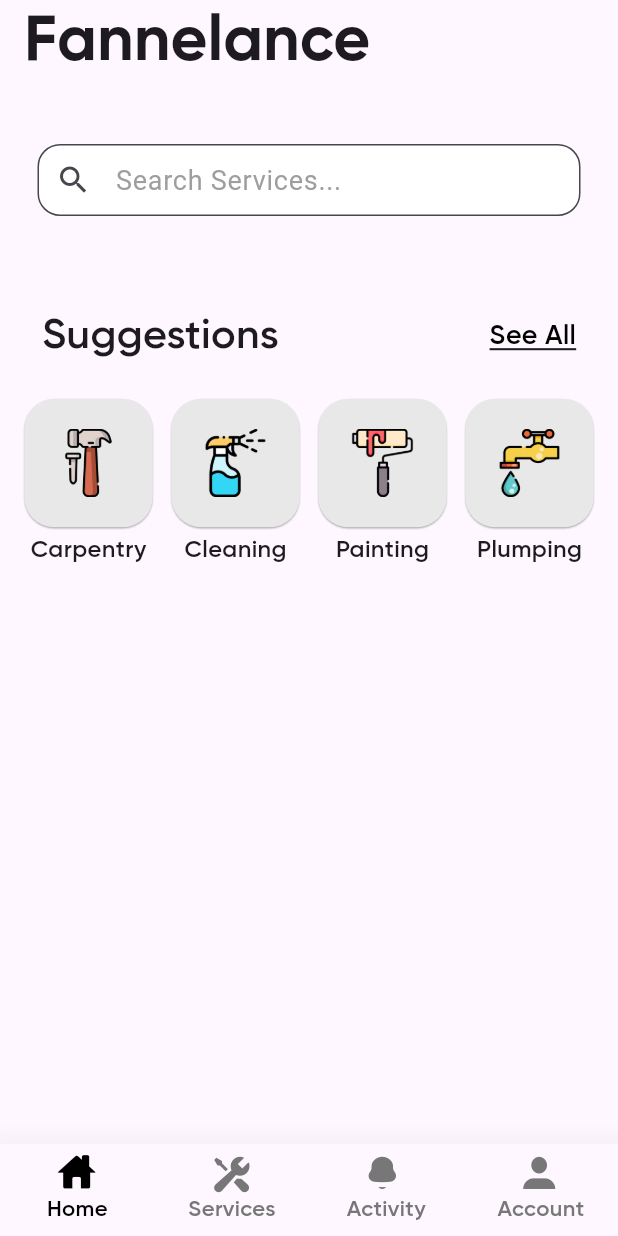
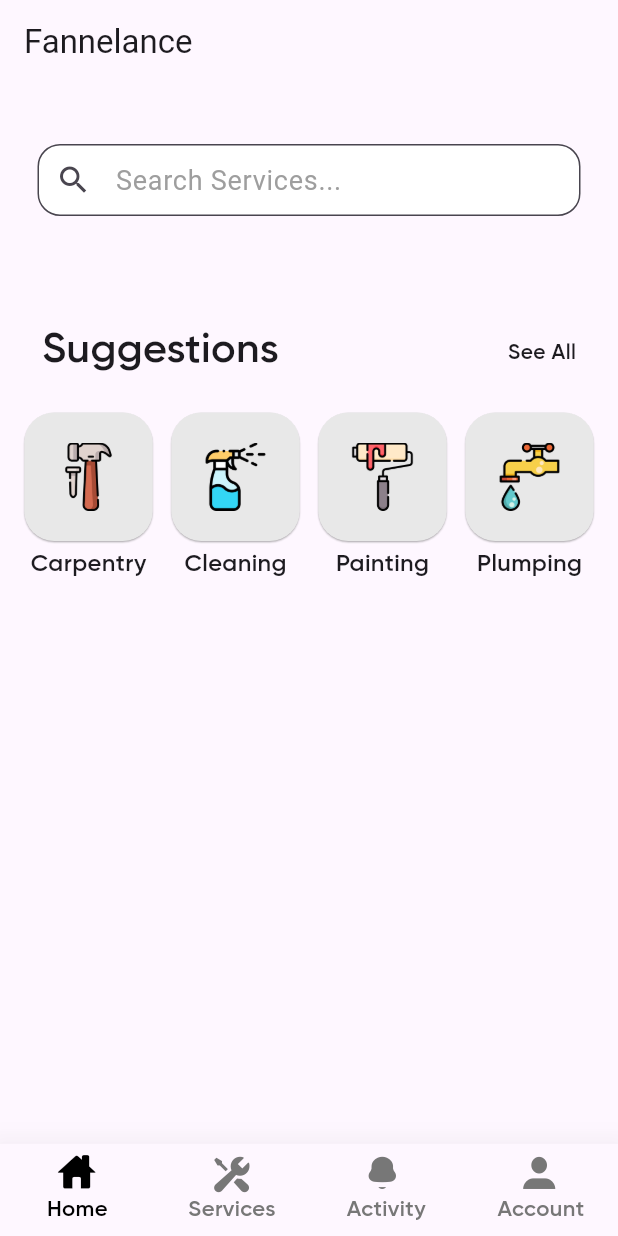
Before and after one commit to Fannelance/User-Flutter-App, a Flutter app: the screen it shows after launch, on a phone screen of 412 x 824 dp. Run offline on Flutter 3.47's test engine with Material 3 defaults, Android fonts, the phone set to English and light mode, and no system bars; drawn by our look-alikes of searchfield; our stand-ins replace dio, flutter_dotenv, flutter_rating_bar, fluttericon, iconsax; missing offline and left inert: flutter_stripe; Roboto replaces fonts that are missing (Gilroy-Meduim).

Commit message:
refactor: app bar

```diff
--- a/lib/views/home_view.dart
+++ b/lib/views/home_view.dart
@@ -1,14 +1,18 @@
-import 'package:fannelance/extras/extras.dart';
-import 'package:fannelance/models/custom_icons_icons.dart';
+import 'package:fannelance/core/utils.dart';
 import 'package:fannelance/models/services_model.dart';
+import 'package:fannelance/widgets/app_bar_widget.dart';
 import 'package:fannelance/widgets/home_widget.dart';
 import 'package:fannelance/widgets/search_widget.dart';
+// import 'package:fannelance/widgets/searchhh.dart';
 import 'package:flutter/material.dart';
 
 class HomeView extends StatefulWidget {
   final Function(int) onLinkPressed;
 
-  const HomeView({Key? key, required this.onLinkPressed}) : super(key: key);
+  const HomeView({
+    Key? key,
+    required this.onLinkPressed,
+  }) : super(key: key);
 
   @override
   HomeViewState createState() => HomeViewState();
@@ -36,37 +40,32 @@ class HomeViewState extends State<HomeView> {
     final double screenWidth = MediaQuery.of(context).size.width;
 
     return Scaffold(
-      appBar: AppBar(
-        automaticallyImplyLeading: false,
-        title: Text(
-          'Fannelance',
-          style: TextStyle(fontFamily: 'Gilroy-Bold', fontSize: screenWidth/9.7),
-        ),
+      appBar: const AppbarWidget(
+        title: 'Fannelance',
       ),
       body: Column(
         children: [
           const SizedBox(height: 40),
+
           //search frame
-          SizedBox(
-            height: screenWidth/7,
-           child:  SearchWidget(servicesList: servicesList),
+          SearchWidget(servicesList: servicesList),
 
+          const SizedBox(height: 70),
 
-          ),
-
-          const SizedBox(height: 50),
           //suggestions frame
           Padding(
             padding: const EdgeInsets.symmetric(horizontal: 28),
             child: Row(
               mainAxisAlignment: MainAxisAlignment.spaceBetween,
               children: [
+                //suggestions
                 Text(
                   'Suggestions',
                   style: TextStyle(
-                    fontSize: screenWidth/15,
+                    fontSize: screenWidth / 15,
                   ),
                 ),
+                //see all
                 GestureDetector(
                   onTap: () {
                     widget.onLinkPressed(1);
@@ -75,13 +74,8 @@ class HomeViewState extends State<HomeView> {
                     padding: const EdgeInsets.only(top: 4),
                     child: Text(
                       'See All',
-                      style: TextStyle(
-                        shadows: const [Shadow(offset: Offset(0, -2))],
-                        color: Colors.transparent,
-                        decoration: TextDecoration.underline,
-                        decorationThickness: 1.5,
-                        fontSize: screenWidth/23,
-                      ),
+                      style:
+                          AppStyles(fontSize: screenWidth / 23).styleUnderline,
                     ),
                   ),
                 ),
--- a/lib/views/services_view.dart
+++ b/lib/views/services_view.dart
@@ -1,4 +1,5 @@
 import 'package:fannelance/models/services_model.dart';
+import 'package:fannelance/widgets/app_bar_widget.dart';
 import 'package:fannelance/widgets/service_widget.dart';
 import 'package:flutter/material.dart';
 
@@ -27,16 +28,8 @@ class ServicesViewState extends State<ServicesView> {
 
   @override
   Widget build(BuildContext context) {
-    final double screenWidth = MediaQuery.of(context).size.width;
-
     return Scaffold(
-      appBar: AppBar(
-        automaticallyImplyLeading: false,
-        title: Text(
-          'Services',
-          style: TextStyle(fontFamily: 'Gilroy-Bold', fontSize: screenWidth/9.7),
-        ),
-      ),
+      appBar: const AppbarWidget(title: 'Services'),
       body: ListView.builder(
         padding: const EdgeInsets.only(top: 5,bottom: 15),
         itemCount: servicesList.length,
--- /dev/null
+++ b/lib/widgets/app_bar_widget.dart
@@ -0,0 +1,25 @@
+import 'package:fannelance/core/utils.dart';
+import 'package:flutter/material.dart';
+
+class AppbarWidget extends StatelessWidget implements PreferredSizeWidget {
+  const AppbarWidget({
+    super.key,
+     required this.title,
+  });
+  final String title;
+
+  @override
+  Widget build(BuildContext context) {
+    final double screenWidth= MediaQuery.of(context).size.width;
+    return AppBar(
+      automaticallyImplyLeading: false,
+      title: Text(
+        title,
+        style: AppStyles(fontSize: screenWidth/9.7).styleTitle,
+      ),
+    );
+  }
+
+  @override
+  Size get preferredSize => const Size.fromHeight(kToolbarHeight);
+}
```
